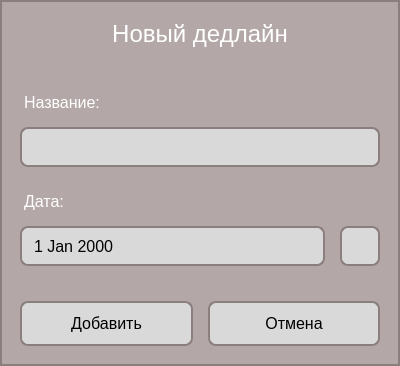
Qt form grape/src/adddeadlinedialog/adddeadlinedialog.ui (rotat1ck/grape) before a commit.
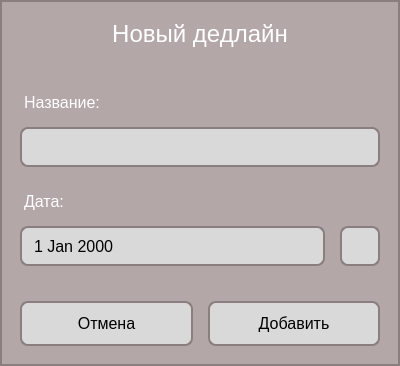
The same form after that commit. Icons and pictures are not drawn.

Patch:
```diff
--- a/grape/src/adddeadlinedialog/adddeadlinedialog.ui
+++ b/grape/src/adddeadlinedialog/adddeadlinedialog.ui
@@ -241,37 +241,6 @@
      <property name="spacing">
       <number>15</number>
      </property>
-     <item>
-      <widget class="QPushButton" name="okButton">
-       <property name="minimumSize">
-        <size>
-         <width>0</width>
-         <height>45</height>
-        </size>
-       </property>
-       <property name="styleSheet">
-        <string notr="true">QPushButton {
-    background-color: #D9D9D9;
-    border: 2px solid #8B7E7E;
-    border-radius: 8px;
-    padding: 8px 20px;
-    font-family: 'Julius Sans One';
-    font-size: 16px;
-    color: #000000;
-}
-QPushButton:hover {
-    background-color: #E5E5E5;
-    border-color: #FFFFFF;
-}
-QPushButton:pressed {
-    background-color: #C0C0C0;
-}</string>
-       </property>
-       <property name="text">
-        <string>Добавить</string>
-       </property>
-      </widget>
-     </item>
      <item>
       <widget class="QPushButton" name="cancelButton">
        <property name="minimumSize">
@@ -303,6 +272,37 @@
        </property>
       </widget>
      </item>
+     <item>
+      <widget class="QPushButton" name="okButton">
+       <property name="minimumSize">
+        <size>
+         <width>0</width>
+         <height>45</height>
+        </size>
+       </property>
+       <property name="styleSheet">
+        <string notr="true">QPushButton {
+    background-color: #D9D9D9;
+    border: 2px solid #8B7E7E;
+    border-radius: 8px;
+    padding: 8px 20px;
+    font-family: 'Comfortaa';
+    font-size: 16px;
+    color: #000000;
+}
+QPushButton:hover {
+    background-color: #E5E5E5;
+    border-color: #FFFFFF;
+}
+QPushButton:pressed {
+    background-color: #C0C0C0;
+}</string>
+       </property>
+       <property name="text">
+        <string>Добавить</string>
+       </property>
+      </widget>
+     </item>
     </layout>
    </item>
   </layout>
```
Left out of the diff: 12 changed lines with no effect on the pictures.
